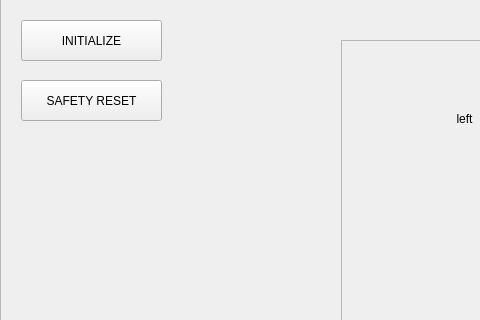
The window that tocabi_gui/src/tocabi_gui.ui (saga0619/dyros_tocabi) describes before a commit, drawn with Qt 5; both pictures show x 0 to 480 and y 101 to 421 of the 1280 by 800 pixel window.
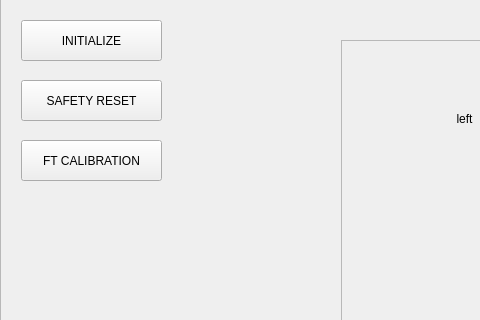
The same window after the commit. The open tabs and pages were chosen to show the change.

```diff
--- a/tocabi_gui/src/tocabi_gui.ui
+++ b/tocabi_gui/src/tocabi_gui.ui
@@ -261,6 +261,19 @@
       <string>SAFETY RESET</string>
      </property>
     </widget>
+    <widget class="QPushButton" name="ftcalibbtn">
+     <property name="geometry">
+      <rect>
+       <x>20</x>
+       <y>180</y>
+       <width>141</width>
+       <height>41</height>
+      </rect>
+     </property>
+     <property name="text">
+      <string>FT CALIBRATION</string>
+     </property>
+    </widget>
    </widget>
    <widget class="QWidget" name="STAT">
     <widget class="QFrame" name="frame_10">
```
Left out of the diff: 8 changed lines with no effect on the pictures.
